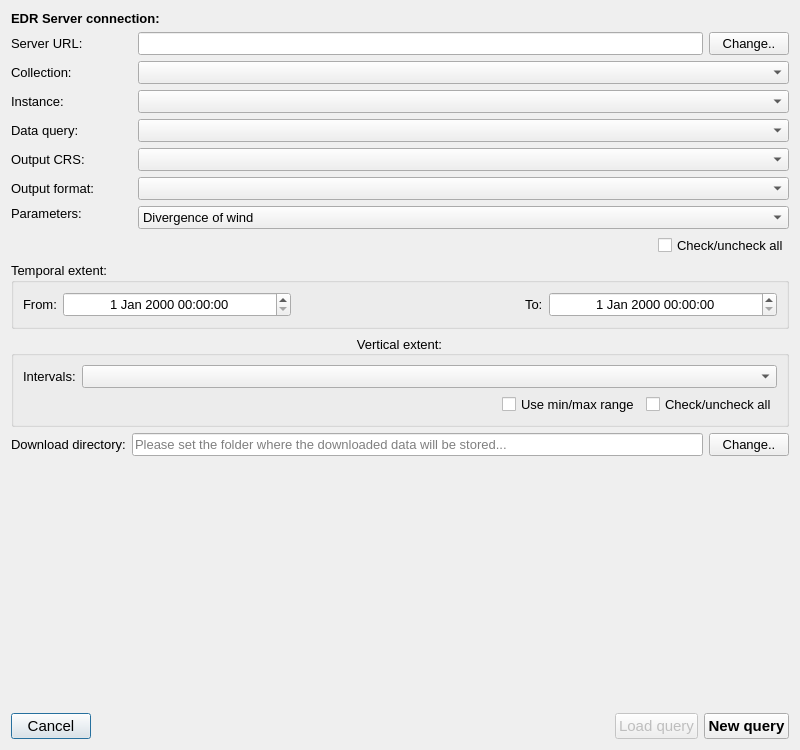
Qt form edr_plugin/gui/ui/edr.ui (MetOffice/qgis-plugin-edr) before a commit.
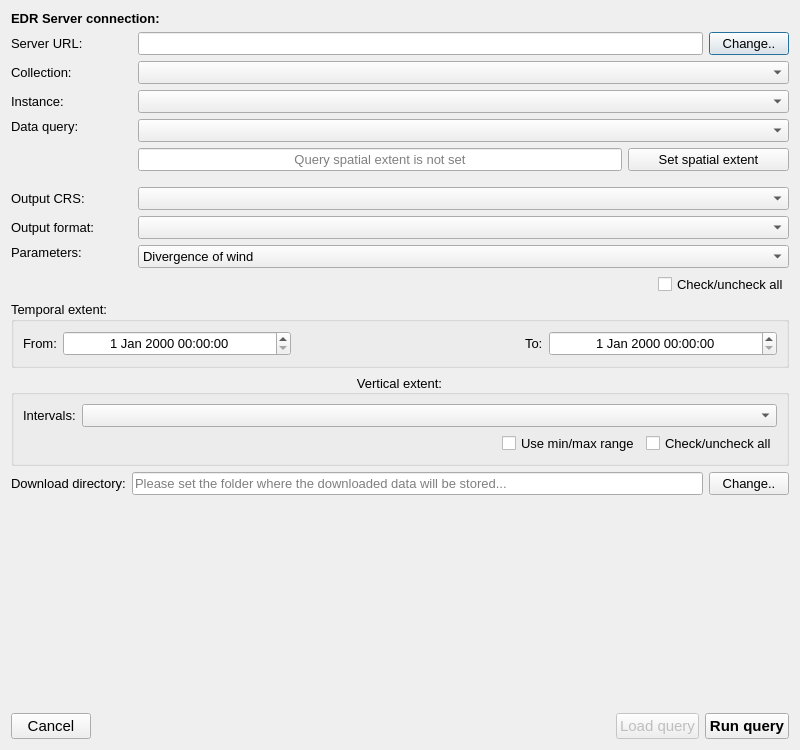
The same form after that commit. Custom widgets are drawn as their Qt base class.

Commit message: Refactored way of defining area query spatial extent.

The edit to the form file:
```diff
--- a/edr_plugin/gui/ui/edr.ui
+++ b/edr_plugin/gui/ui/edr.ui
@@ -14,94 +14,52 @@
    <string>Environments Data Retrieval</string>
   </property>
   <layout class="QGridLayout" name="gridLayout">
-   <item row="17" column="0">
-    <widget class="QLabel" name="label_2">
+   <item row="6" column="0">
+    <widget class="QLabel" name="collection_label">
+     <property name="sizePolicy">
+      <sizepolicy hsizetype="Minimum" vsizetype="Preferred">
+       <horstretch>0</horstretch>
+       <verstretch>0</verstretch>
+      </sizepolicy>
+     </property>
      <property name="font">
       <font>
        <pointsize>10</pointsize>
       </font>
      </property>
      <property name="text">
-      <string>Download directory:</string>
+      <string>Collection:</string>
      </property>
     </widget>
    </item>
-   <item row="0" column="0" colspan="3">
-    <widget class="QLabel" name="label_8">
+   <item row="11" column="0">
+    <widget class="QLabel" name="crs_label">
      <property name="font">
       <font>
        <pointsize>10</pointsize>
-       <weight>75</weight>
-       <bold>true</bold>
       </font>
      </property>
      <property name="text">
-      <string>EDR Server connection:</string>
+      <string>Output CRS:</string>
      </property>
     </widget>
    </item>
-   <item row="20" column="0" colspan="3">
-    <layout class="QHBoxLayout" name="horizontalLayout">
-     <property name="bottomMargin">
-      <number>0</number>
+   <item row="13" column="0">
+    <widget class="QLabel" name="parameters_label">
+     <property name="font">
+      <font>
+       <pointsize>10</pointsize>
+      </font>
      </property>
-     <item>
-      <widget class="QPushButton" name="cancel_pb">
-       <property name="font">
-        <font>
-         <pointsize>11</pointsize>
-        </font>
-       </property>
-       <property name="text">
-        <string>Cancel</string>
-       </property>
-      </widget>
-     </item>
-     <item>
-      <spacer name="horizontalSpacer">
-       <property name="orientation">
-        <enum>Qt::Horizontal</enum>
-       </property>
-       <property name="sizeHint" stdset="0">
-        <size>
-         <width>40</width>
-         <height>20</height>
-        </size>
-       </property>
-      </spacer>
-     </item>
-     <item>
-      <widget class="QPushButton" name="load_pb">
-       <property name="enabled">
-        <bool>false</bool>
-       </property>
-       <property name="font">
-        <font>
-         <pointsize>11</pointsize>
-        </font>
-       </property>
-       <property name="text">
-        <string>Load query</string>
-       </property>
-      </widget>
-     </item>
-     <item>
-      <widget class="QPushButton" name="new_pb">
-       <property name="font">
-        <font>
-         <pointsize>11</pointsize>
-         <weight>75</weight>
-         <bold>true</bold>
-        </font>
-       </property>
-       <property name="text">
-        <string>New query</string>
-       </property>
-      </widget>
-     </item>
-    </layout>
+     <property name="text">
+      <string>Parameters:</string>
+     </property>
+     <property name="alignment">
+      <set>Qt::AlignLeading|Qt::AlignLeft|Qt::AlignTop</set>
+     </property>
+    </widget>
    </item>
-   <item row="15" column="0" colspan="3">
+   <item row="16" column="0" colspan="3">
     <widget class="QgsCollapsibleGroupBox" name="temporal_grp">
      <property name="enabled">
       <bool>true</bool>
@@ -203,49 +161,20 @@
      </layout>
     </widget>
    </item>
-   <item row="10" column="0">
-    <widget class="QLabel" name="crs_label">
-     <property name="font">
-      <font>
-       <pointsize>10</pointsize>
-      </font>
+   <item row="19" column="0">
+    <spacer name="verticalSpacer">
+     <property name="orientation">
+      <enum>Qt::Vertical</enum>
      </property>
-     <property name="text">
-      <string>Output CRS:</string>
+     <property name="sizeHint" stdset="0">
+      <size>
+       <width>20</width>
+       <height>40</height>
+      </size>
      </property>
-    </widget>
+    </spacer>
    </item>
-   <item row="7" column="2">
-    <widget class="QComboBox" name="instance_cbo">
-     <property name="font">
-      <font>
-       <pointsize>10</pointsize>
-      </font>
-     </property>
-    </widget>
-   </item>
-   <item row="10" column="2">
-    <widget class="QComboBox" name="crs_cbo">
-     <property name="font">
-      <font>
-       <pointsize>10</pointsize>
-      </font>
-     </property>
-    </widget>
-   </item>
-   <item row="3" column="0">
-    <widget class="QLabel" name="label">
-     <property name="font">
-      <font>
-       <pointsize>10</pointsize>
-      </font>
-     </property>
-     <property name="text">
-      <string>Server URL:</string>
-     </property>
-    </widget>
-   </item>
-   <item row="12" column="2">
+   <item row="13" column="2">
     <layout class="QGridLayout" name="gridLayout_4">
      <property name="bottomMargin">
       <number>0</number>
@@ -326,147 +255,20 @@
      </item>
     </layout>
    </item>
-   <item row="8" column="2">
-    <widget class="QComboBox" name="query_cbo">
-     <property name="sizePolicy">
-      <sizepolicy hsizetype="Expanding" vsizetype="Fixed">
-       <horstretch>0</horstretch>
-       <verstretch>0</verstretch>
-      </sizepolicy>
-     </property>
+   <item row="0" column="0" colspan="3">
+    <widget class="QLabel" name="label_8">
      <property name="font">
       <font>
        <pointsize>10</pointsize>
+       <weight>75</weight>
+       <bold>true</bold>
       </font>
      </property>
-    </widget>
-   </item>
-   <item row="11" column="0">
-    <widget class="QLabel" name="format_label">
-     <property name="font">
-      <font>
-       <pointsize>10</pointsize>
-      </font>
-     </property>
      <property name="text">
-      <string>Output format:</string>
+      <string>EDR Server connection:</string>
      </property>
     </widget>
    </item>
-   <item row="17" column="1" colspan="2">
-    <layout class="QHBoxLayout" name="horizontalLayout_3">
-     <property name="rightMargin">
-      <number>0</number>
-     </property>
-     <property name="bottomMargin">
-      <number>0</number>
-     </property>
-     <item>
-      <widget class="QLineEdit" name="download_dir_le">
-       <property name="font">
-        <font>
-         <pointsize>10</pointsize>
-        </font>
-       </property>
-       <property name="readOnly">
-        <bool>true</bool>
-       </property>
-       <property name="placeholderText">
-        <string>Please set the folder where the downloaded data will be stored...</string>
-       </property>
-      </widget>
-     </item>
-     <item>
-      <widget class="QPushButton" name="change_download_dir_pb">
-       <property name="font">
-        <font>
-         <pointsize>10</pointsize>
-        </font>
-       </property>
-       <property name="text">
-        <string>Change..</string>
-       </property>
-      </widget>
-     </item>
-    </layout>
-   </item>
-   <item row="8" column="0">
-    <widget class="QLabel" name="query_label">
-     <property name="font">
-      <font>
-       <pointsize>10</pointsize>
-      </font>
-     </property>
-     <property name="text">
-      <string>Data query:</string>
-     </property>
-    </widget>
-   </item>
-   <item row="18" column="0">
-    <spacer name="verticalSpacer">
-     <property name="orientation">
-      <enum>Qt::Vertical</enum>
-     </property>
-     <property name="sizeHint" stdset="0">
-      <size>
-       <width>20</width>
-       <height>40</height>
-      </size>
-     </property>
-    </spacer>
-   </item>
-   <item row="11" column="2">
-    <widget class="QComboBox" name="format_cbo">
-     <property name="font">
-      <font>
-       <pointsize>10</pointsize>
-      </font>
-     </property>
-    </widget>
-   </item>
-   <item row="7" column="0">
-    <widget class="QLabel" name="instance_label">
-     <property name="font">
-      <font>
-       <pointsize>10</pointsize>
-      </font>
-     </property>
-     <property name="text">
-      <string>Instance:</string>
-     </property>
-    </widget>
-   </item>
-   <item row="3" column="2">
-    <layout class="QHBoxLayout" name="horizontalLayout_2">
-     <property name="bottomMargin">
-      <number>0</number>
-     </property>
-     <item>
-      <widget class="QLineEdit" name="server_url_le">
-       <property name="font">
-        <font>
-         <pointsize>10</pointsize>
-        </font>
-       </property>
-       <property name="readOnly">
-        <bool>true</bool>
-       </property>
-      </widget>
-     </item>
-     <item>
-      <widget class="QPushButton" name="change_server_pb">
-       <property name="font">
-        <font>
-         <pointsize>10</pointsize>
-        </font>
-       </property>
-       <property name="text">
-        <string>Change..</string>
-       </property>
-      </widget>
-     </item>
-    </layout>
-   </item>
    <item row="6" column="2">
     <widget class="QComboBox" name="collection_cbo">
      <property name="sizePolicy">
@@ -482,40 +284,37 @@
      </property>
     </widget>
    </item>
-   <item row="12" column="0">
-    <widget class="QLabel" name="parameters_label">
+   <item row="3" column="0">
+    <widget class="QLabel" name="label">
      <property name="font">
       <font>
        <pointsize>10</pointsize>
       </font>
      </property>
      <property name="text">
-      <string>Parameters:</string>
+      <string>Server URL:</string>
      </property>
-     <property name="alignment">
-      <set>Qt::AlignLeading|Qt::AlignLeft|Qt::AlignTop</set>
-     </property>
     </widget>
    </item>
-   <item row="6" column="0">
-    <widget class="QLabel" name="collection_label">
-     <property name="sizePolicy">
-      <sizepolicy hsizetype="Minimum" vsizetype="Preferred">
-       <horstretch>0</horstretch>
-       <verstretch>0</verstretch>
-      </sizepolicy>
+   <item row="7" column="2">
+    <widget class="QComboBox" name="instance_cbo">
+     <property name="font">
+      <font>
+       <pointsize>10</pointsize>
+      </font>
      </property>
+    </widget>
+   </item>
+   <item row="12" column="2">
+    <widget class="QComboBox" name="format_cbo">
      <property name="font">
       <font>
        <pointsize>10</pointsize>
       </font>
      </property>
-     <property name="text">
-      <string>Collection:</string>
-     </property>
     </widget>
    </item>
-   <item row="16" column="0" colspan="3">
+   <item row="17" column="0" colspan="3">
     <widget class="QgsCollapsibleGroupBox" name="vertical_grp">
      <property name="font">
       <font>
@@ -596,6 +395,247 @@
      </layout>
     </widget>
    </item>
+   <item row="18" column="0">
+    <widget class="QLabel" name="label_2">
+     <property name="font">
+      <font>
+       <pointsize>10</pointsize>
+      </font>
+     </property>
+     <property name="text">
+      <string>Download directory:</string>
+     </property>
+    </widget>
+   </item>
+   <item row="12" column="0">
+    <widget class="QLabel" name="format_label">
+     <property name="font">
+      <font>
+       <pointsize>10</pointsize>
+      </font>
+     </property>
+     <property name="text">
+      <string>Output format:</string>
+     </property>
+    </widget>
+   </item>
+   <item row="11" column="2">
+    <widget class="QComboBox" name="crs_cbo">
+     <property name="font">
+      <font>
+       <pointsize>10</pointsize>
+      </font>
+     </property>
+    </widget>
+   </item>
+   <item row="3" column="2">
+    <layout class="QHBoxLayout" name="horizontalLayout_2">
+     <property name="bottomMargin">
+      <number>0</number>
+     </property>
+     <item>
+      <widget class="QLineEdit" name="server_url_le">
+       <property name="font">
+        <font>
+         <pointsize>10</pointsize>
+        </font>
+       </property>
+       <property name="readOnly">
+        <bool>true</bool>
+       </property>
+      </widget>
+     </item>
+     <item>
+      <widget class="QPushButton" name="change_server_pb">
+       <property name="font">
+        <font>
+         <pointsize>10</pointsize>
+        </font>
+       </property>
+       <property name="text">
+        <string>Change..</string>
+       </property>
+      </widget>
+     </item>
+    </layout>
+   </item>
+   <item row="7" column="0">
+    <widget class="QLabel" name="instance_label">
+     <property name="font">
+      <font>
+       <pointsize>10</pointsize>
+      </font>
+     </property>
+     <property name="text">
+      <string>Instance:</string>
+     </property>
+    </widget>
+   </item>
+   <item row="18" column="1" colspan="2">
+    <layout class="QHBoxLayout" name="horizontalLayout_3">
+     <property name="rightMargin">
+      <number>0</number>
+     </property>
+     <property name="bottomMargin">
+      <number>0</number>
+     </property>
+     <item>
+      <widget class="QLineEdit" name="download_dir_le">
+       <property name="font">
+        <font>
+         <pointsize>10</pointsize>
+        </font>
+       </property>
+       <property name="readOnly">
+        <bool>true</bool>
+       </property>
+       <property name="placeholderText">
+        <string>Please set the folder where the downloaded data will be stored...</string>
+       </property>
+      </widget>
+     </item>
+     <item>
+      <widget class="QPushButton" name="change_download_dir_pb">
+       <property name="font">
+        <font>
+         <pointsize>10</pointsize>
+        </font>
+       </property>
+       <property name="text">
+        <string>Change..</string>
+       </property>
+      </widget>
+     </item>
+    </layout>
+   </item>
+   <item row="21" column="0" colspan="3">
+    <layout class="QHBoxLayout" name="horizontalLayout">
+     <property name="bottomMargin">
+      <number>0</number>
+     </property>
+     <item>
+      <widget class="QPushButton" name="cancel_pb">
+       <property name="font">
+        <font>
+         <pointsize>11</pointsize>
+        </font>
+       </property>
+       <property name="text">
+        <string>Cancel</string>
+       </property>
+      </widget>
+     </item>
+     <item>
+      <spacer name="horizontalSpacer">
+       <property name="orientation">
+        <enum>Qt::Horizontal</enum>
+       </property>
+       <property name="sizeHint" stdset="0">
+        <size>
+         <width>40</width>
+         <height>20</height>
+        </size>
+       </property>
+      </spacer>
+     </item>
+     <item>
+      <widget class="QPushButton" name="load_pb">
+       <property name="enabled">
+        <bool>false</bool>
+       </property>
+       <property name="font">
+        <font>
+         <pointsize>11</pointsize>
+        </font>
+       </property>
+       <property name="text">
+        <string>Load query</string>
+       </property>
+      </widget>
+     </item>
+     <item>
+      <widget class="QPushButton" name="run_pb">
+       <property name="font">
+        <font>
+         <pointsize>11</pointsize>
+         <weight>75</weight>
+         <bold>true</bold>
+        </font>
+       </property>
+       <property name="text">
+        <string>Run query</string>
+       </property>
+      </widget>
+     </item>
+    </layout>
+   </item>
+   <item row="8" column="2">
+    <layout class="QGridLayout" name="gridLayout_5">
+     <property name="bottomMargin">
+      <number>10</number>
+     </property>
+     <item row="1" column="0" colspan="3">
+      <widget class="QLineEdit" name="query_extent_le">
+       <property name="font">
+        <font>
+         <pointsize>10</pointsize>
+        </font>
+       </property>
+       <property name="alignment">
+        <set>Qt::AlignCenter</set>
+       </property>
+       <property name="readOnly">
+        <bool>true</bool>
+       </property>
+       <property name="placeholderText">
+        <string>Query spatial extent is not set</string>
+       </property>
+      </widget>
+     </item>
+     <item row="0" column="0" colspan="4">
+      <widget class="QComboBox" name="query_cbo">
+       <property name="sizePolicy">
+        <sizepolicy hsizetype="Expanding" vsizetype="Fixed">
+         <horstretch>0</horstretch>
+         <verstretch>0</verstretch>
+        </sizepolicy>
+       </property>
+       <property name="font">
+        <font>
+         <pointsize>10</pointsize>
+        </font>
+       </property>
+      </widget>
+     </item>
+     <item row="1" column="3">
+      <widget class="QPushButton" name="query_set_pb">
+       <property name="font">
+        <font>
+         <pointsize>10</pointsize>
+        </font>
+       </property>
+       <property name="text">
+        <string>Set spatial extent</string>
+       </property>
+      </widget>
+     </item>
+    </layout>
+   </item>
+   <item row="8" column="0">
+    <widget class="QLabel" name="query_label">
+     <property name="font">
+      <font>
+       <pointsize>10</pointsize>
+      </font>
+     </property>
+     <property name="text">
+      <string>Data query:</string>
+     </property>
+     <property name="alignment">
+      <set>Qt::AlignLeading|Qt::AlignLeft|Qt::AlignTop</set>
+     </property>
+    </widget>
+   </item>
   </layout>
  </widget>
  <customwidgets>
```
The commit also changes 4 other files.
